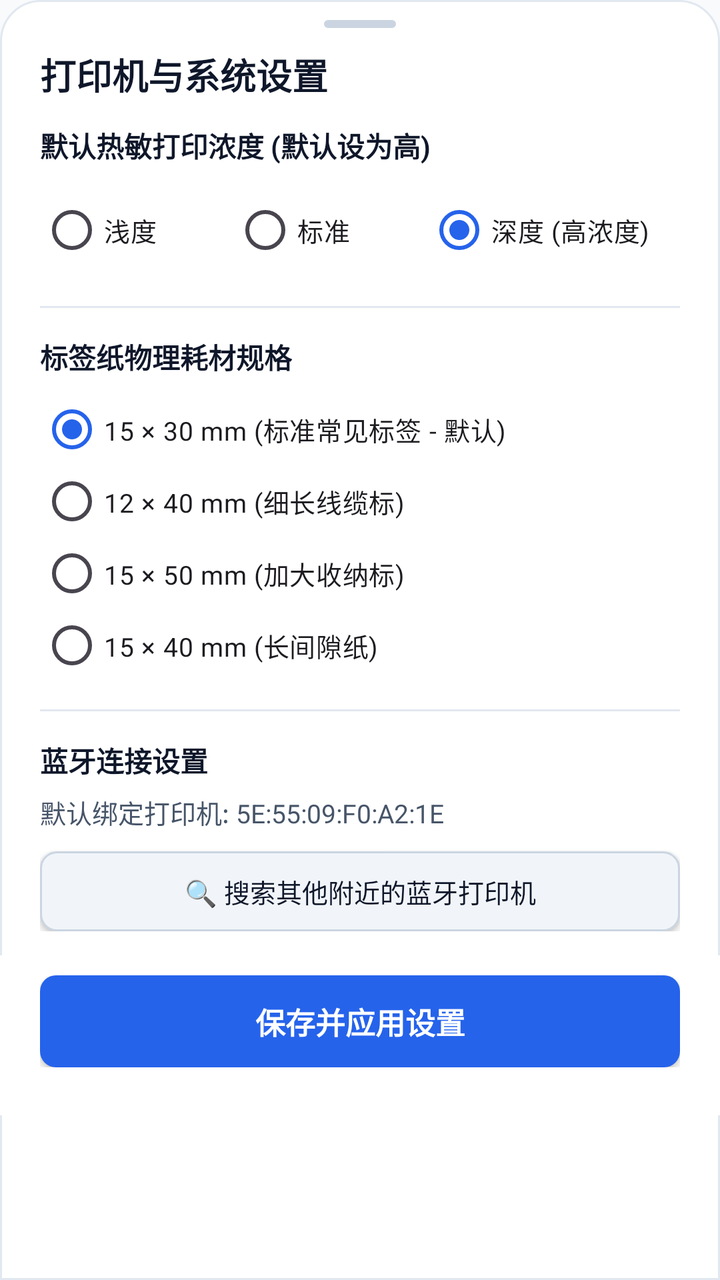
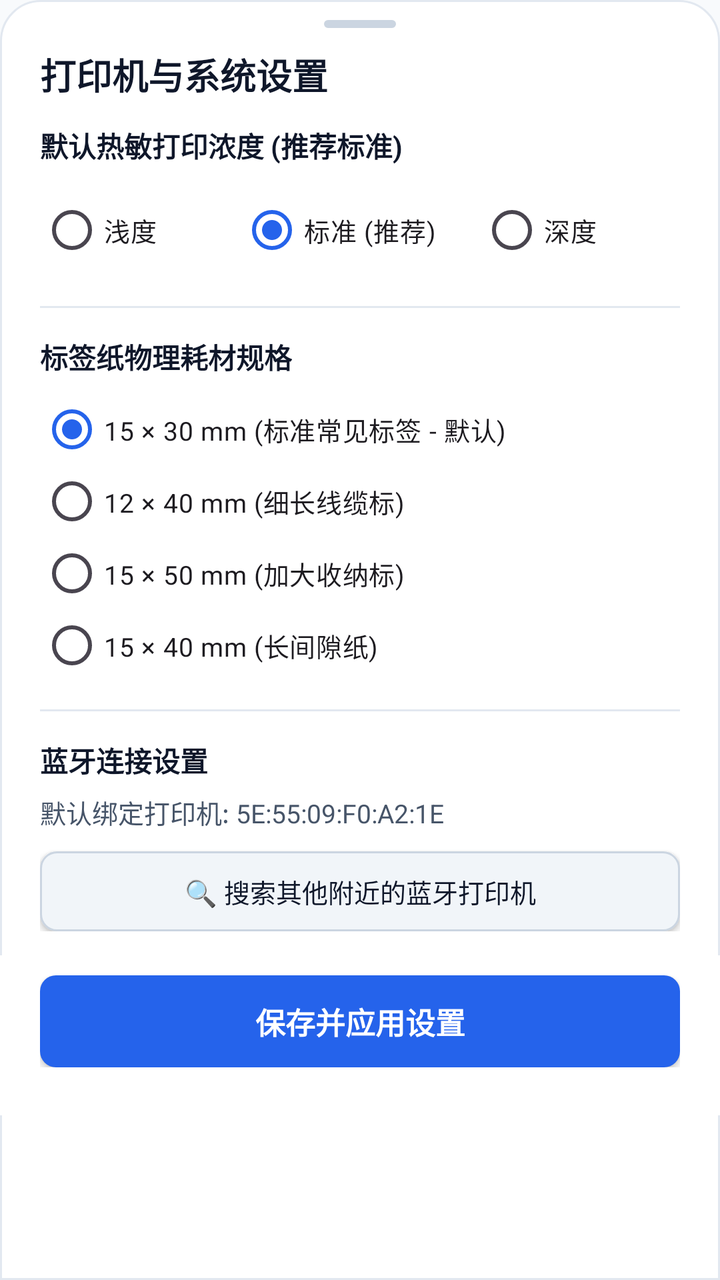

An Android layout rendered at two revisions. The XML below is the earlier revision; the diff shows what the commit changed to produce the second picture.
<!-- AndroidManifest.xml: application theme Theme.DeliPrinter -->
<!-- res/layout/dialog_settings.xml -->
<?xml version="1.0" encoding="utf-8"?>
<LinearLayout
    xmlns:android="http://schemas.android.com/apk/res/android"
    android:layout_width="match_parent"
    android:layout_height="wrap_content"
    android:background="@drawable/bg_bottom_sheet_card"
    android:orientation="vertical">

    
    <View
        android:layout_width="36dp"
        android:layout_height="4dp"
        android:layout_gravity="center_horizontal"
        android:layout_marginTop="10dp"
        android:layout_marginBottom="6dp"
        android:background="@drawable/bg_pill"
        android:backgroundTint="@color/border_color" />

    <TextView
        android:layout_width="wrap_content"
        android:layout_height="wrap_content"
        android:layout_marginStart="20dp"
        android:layout_marginTop="4dp"
        android:text="打印机与系统设置"
        android:textColor="@color/text_primary"
        android:textSize="18sp"
        android:textStyle="bold" />

    <androidx.core.widget.NestedScrollView
        android:layout_width="match_parent"
        android:layout_height="wrap_content"
        android:maxHeight="420dp"
        android:fillViewport="true">

        <LinearLayout
            android:layout_width="match_parent"
            android:layout_height="wrap_content"
            android:orientation="vertical"
            android:paddingHorizontal="20dp"
            android:paddingTop="12dp"
            android:paddingBottom="12dp">

            
            <TextView
                android:layout_width="wrap_content"
                android:layout_height="wrap_content"
                android:text="默认热敏打印浓度 (默认设为高)"
                android:textColor="@color/text_primary"
                android:textSize="14sp"
                android:textStyle="bold" />

            <RadioGroup
                android:id="@+id/rgSettingsDensity"
                android:layout_width="match_parent"
                android:layout_height="wrap_content"
                android:layout_marginTop="8dp"
                android:checkedButton="@+id/rbSettingsDensityDark"
                android:orientation="horizontal">

                <RadioButton
                    android:id="@+id/rbSettingsDensityLight"
                    android:layout_width="0dp"
                    android:layout_height="wrap_content"
                    android:layout_weight="1"
                    android:textSize="13sp"
                    android:text="浅度" />

                <RadioButton
                    android:id="@+id/rbSettingsDensityNormal"
                    android:layout_width="0dp"
                    android:layout_height="wrap_content"
                    android:layout_weight="1"
                    android:textSize="13sp"
                    android:text="标准" />

                <RadioButton
                    android:id="@+id/rbSettingsDensityDark"
                    android:layout_width="0dp"
                    android:layout_height="wrap_content"
                    android:layout_weight="1.3"
                    android:textSize="13sp"
                    android:text="深度 (高浓度)" />
            </RadioGroup>

            <View
                android:layout_width="match_parent"
                android:layout_height="1dp"
                android:layout_marginVertical="14dp"
                android:background="@color/border_subtle" />

            
            <TextView
                android:layout_width="wrap_content"
                android:layout_height="wrap_content"
                android:text="标签纸物理耗材规格"
                android:textColor="@color/text_primary"
                android:textSize="14sp"
                android:textStyle="bold" />

            <RadioGroup
                android:id="@+id/rgSettingsPaper"
                android:layout_width="match_parent"
                android:layout_height="wrap_content"
                android:layout_marginTop="8dp"
                android:checkedButton="@+id/rbPaper15_30"
                android:orientation="vertical">

                <RadioButton
                    android:id="@+id/rbPaper15_30"
                    android:layout_width="match_parent"
                    android:layout_height="36dp"
                    android:textSize="13sp"
                    android:text="15 × 30 mm (标准常见标签 - 默认)" />

                <RadioButton
                    android:id="@+id/rbPaper12_40"
                    android:layout_width="match_parent"
                    android:layout_height="36dp"
                    android:textSize="13sp"
                    android:text="12 × 40 mm (细长线缆标)" />

                <RadioButton
                    android:id="@+id/rbPaper15_50"
                    android:layout_width="match_parent"
                    android:layout_height="36dp"
                    android:textSize="13sp"
                    android:text="15 × 50 mm (加大收纳标)" />

                <RadioButton
                    android:id="@+id/rbPaper15_40"
                    android:layout_width="match_parent"
                    android:layout_height="36dp"
                    android:textSize="13sp"
                    android:text="15 × 40 mm (长间隙纸)" />
            </RadioGroup>

            <View
                android:layout_width="match_parent"
                android:layout_height="1dp"
                android:layout_marginVertical="14dp"
                android:background="@color/border_subtle" />

            
            <TextView
                android:layout_width="wrap_content"
                android:layout_height="wrap_content"
                android:text="蓝牙连接设置"
                android:textColor="@color/text_primary"
                android:textSize="14sp"
                android:textStyle="bold" />

            <TextView
                android:id="@+id/tvSettingsDeviceMac"
                android:layout_width="wrap_content"
                android:layout_height="wrap_content"
                android:layout_marginTop="6dp"
                android:text="默认绑定打印机: 5E:55:09:F0:A2:1E"
                android:textColor="@color/text_secondary"
                android:textSize="13sp" />

            <androidx.appcompat.widget.AppCompatButton
                android:id="@+id/btnSettingsScan"
                android:layout_width="match_parent"
                android:layout_height="40dp"
                android:layout_marginTop="10dp"
                android:background="@drawable/bg_btn_secondary"
                android:minHeight="0dp"
                android:minWidth="0dp"
                android:text="🔍 搜索其他附近的蓝牙打印机"
                android:textColor="@color/text_primary"
                android:textSize="13sp" />

        </LinearLayout>
    </androidx.core.widget.NestedScrollView>

    
    <LinearLayout
        android:id="@+id/dialogBottomBar"
        android:layout_width="match_parent"
        android:layout_height="wrap_content"
        android:orientation="vertical"
        android:paddingHorizontal="20dp"
        android:paddingTop="10dp"
        android:paddingBottom="24dp"
        android:background="@color/bg_card">

        <androidx.appcompat.widget.AppCompatButton
            android:id="@+id/btnSaveSettings"
            android:layout_width="match_parent"
            android:layout_height="46dp"
            android:background="@drawable/bg_btn_primary"
            android:minHeight="0dp"
            android:minWidth="0dp"
            android:text="保存并应用设置"
            android:textColor="@color/white"
            android:textSize="15sp"
            android:textStyle="bold" />
    </LinearLayout>

</LinearLayout>
<!-- resources referenced by this layout -->
<resources>
  <color name="bg_card">#FFFFFF</color>
  <color name="border_color">#CBD5E1</color>
  <color name="border_subtle">#E2E8F0</color>
  <color name="text_primary">#0F172A</color>
  <color name="text_secondary">#475569</color>
  <color name="white">#FFFFFF</color>
  <!-- drawable bg_bottom_sheet_card (drawable) -->
  <?xml version="1.0" encoding="utf-8"?>
  <shape xmlns:android="http://schemas.android.com/apk/res/android"
      android:shape="rectangle">
      <solid android:color="@color/bg_card" />
      <stroke android:width="1dp" android:color="@color/border_subtle" />
      <corners
          android:topLeftRadius="20dp"
          android:topRightRadius="20dp"
          android:bottomLeftRadius="0dp"
          android:bottomRightRadius="0dp" />
  </shape>
  <!-- drawable bg_btn_primary (drawable) -->
  <?xml version="1.0" encoding="utf-8"?>
  <ripple xmlns:android="http://schemas.android.com/apk/res/android"
      android:color="#40FFFFFF">
      <item>
          <shape android:shape="rectangle">
              <solid android:color="@color/brand_primary" />
              <corners android:radius="8dp" />
          </shape>
      </item>
  </ripple>
  <!-- drawable bg_btn_secondary (drawable) -->
  <?xml version="1.0" encoding="utf-8"?>
  <ripple xmlns:android="http://schemas.android.com/apk/res/android"
      android:color="#20000000">
      <item>
          <shape android:shape="rectangle">
              <solid android:color="@color/bg_subtle" />
              <stroke android:width="1dp" android:color="@color/border_color" />
              <corners android:radius="8dp" />
          </shape>
      </item>
  </ripple>
  <!-- drawable bg_pill (drawable) -->
  <?xml version="1.0" encoding="utf-8"?>
  <shape xmlns:android="http://schemas.android.com/apk/res/android"
      android:shape="rectangle">
      <solid android:color="@color/bg_subtle" />
      <stroke
          android:width="1dp"
          android:color="@color/border_color" />
      <corners android:radius="20dp" />
      <padding
          android:bottom="4dp"
          android:left="10dp"
          android:right="10dp"
          android:top="4dp" />
  </shape>
  <style name="Theme.DeliPrinter" parent="Theme.Material3.Light.NoActionBar">
          <item name="colorPrimary">@color/brand_primary</item>
          <item name="colorPrimaryVariant">@color/brand_primary_dark</item>
          <item name="colorSecondary">@color/brand_accent</item>
          <item name="android:statusBarColor">@color/bg_app</item>
          <item name="android:windowLightStatusBar">true</item>
          <item name="android:windowBackground">@color/bg_app</item>
      </style>
  <color name="brand_primary">#2563EB</color>
  <color name="bg_subtle">#F1F5F9</color>
  <color name="brand_primary_dark">#1D4ED8</color>
  <color name="brand_accent">#0EA5E9</color>
  <color name="bg_app">#F8FAFC</color>
</resources>

<!-- the commit's change to res/layout/dialog_settings.xml (unified diff, before → after) -->
@@ -44,7 +44,7 @@
             <TextView
                 android:layout_width="wrap_content"
                 android:layout_height="wrap_content"
-                android:text="默认热敏打印浓度 (默认设为高)"
+                android:text="默认热敏打印浓度 (推荐标准)"
                 android:textColor="@color/text_primary"
                 android:textSize="14sp"
                 android:textStyle="bold" />
@@ -54,7 +54,7 @@
                 android:layout_width="match_parent"
                 android:layout_height="wrap_content"
                 android:layout_marginTop="8dp"
-                android:checkedButton="@+id/rbSettingsDensityDark"
+                android:checkedButton="@+id/rbSettingsDensityNormal"
                 android:orientation="horizontal">
 
                 <RadioButton
@@ -69,17 +69,17 @@
                     android:id="@+id/rbSettingsDensityNormal"
                     android:layout_width="0dp"
                     android:layout_height="wrap_content"
-                    android:layout_weight="1"
-                    android:textSize="13sp"
-                    android:text="标准" />
+                    android:layout_weight="1.2"
+                    android:textSize="13sp"
+                    android:text="标准 (推荐)" />
 
                 <RadioButton
                     android:id="@+id/rbSettingsDensityDark"
                     android:layout_width="0dp"
                     android:layout_height="wrap_content"
-                    android:layout_weight="1.3"
-                    android:textSize="13sp"
-                    android:text="深度 (高浓度)" />
+                    android:layout_weight="1"
+                    android:textSize="13sp"
+                    android:text="深度" />
             </RadioGroup>
 
             <View
